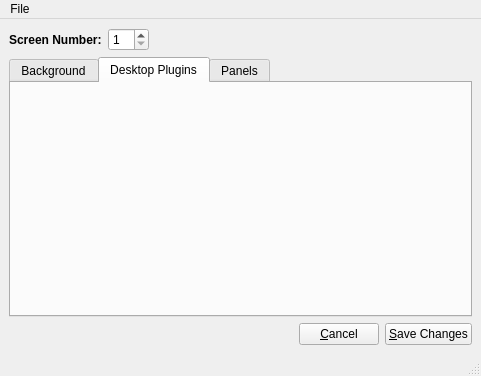
trueos/pcbsd, file lumina/lumina-config/mainUI.ui: the form before one commit.
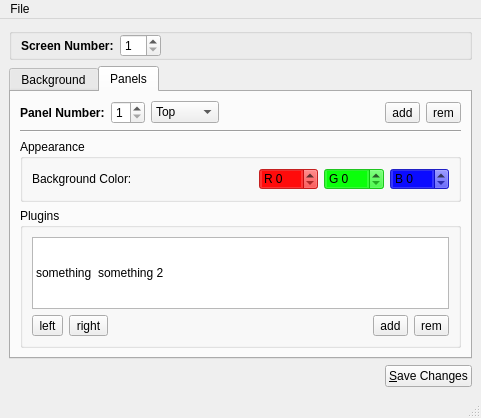
The form after the commit. The open tabs and pages were chosen to show the change.

Commit message: Update lumina-config a bit: The toolbar tab is all put together in the UI now, but it still needs a few buttons and backend settings usage before it is finished

```diff
--- a/lumina/lumina-config/mainUI.ui
+++ b/lumina/lumina-config/mainUI.ui
@@ -19,41 +19,52 @@
   <widget class="QWidget" name="centralwidget">
    <layout class="QVBoxLayout" name="verticalLayout">
     <item>
-     <layout class="QHBoxLayout" name="horizontalLayout_2">
-      <item>
-       <widget class="QLabel" name="label_screen">
-        <property name="font">
-         <font>
-          <weight>75</weight>
-          <bold>true</bold>
-         </font>
-        </property>
-        <property name="text">
-         <string>Screen Number:</string>
-        </property>
-       </widget>
-      </item>
-      <item>
-       <widget class="QSpinBox" name="spin_screen">
-        <property name="minimum">
-         <number>1</number>
-        </property>
-       </widget>
-      </item>
-      <item>
-       <spacer name="horizontalSpacer_2">
-        <property name="orientation">
-         <enum>Qt::Horizontal</enum>
-        </property>
-        <property name="sizeHint" stdset="0">
-         <size>
-          <width>40</width>
-          <height>20</height>
-         </size>
-        </property>
-       </spacer>
-      </item>
-     </layout>
+     <widget class="QGroupBox" name="group_screen">
+      <property name="title">
+       <string/>
+      </property>
+      <layout class="QHBoxLayout" name="horizontalLayout_7">
+       <property name="topMargin">
+        <number>0</number>
+       </property>
+       <property name="bottomMargin">
+        <number>0</number>
+       </property>
+       <item>
+        <widget class="QLabel" name="label_screen">
+         <property name="font">
+          <font>
+           <weight>75</weight>
+           <bold>true</bold>
+          </font>
+         </property>
+         <property name="text">
+          <string>Screen Number:</string>
+         </property>
+        </widget>
+       </item>
+       <item>
+        <widget class="QSpinBox" name="spin_screen">
+         <property name="minimum">
+          <number>1</number>
+         </property>
+        </widget>
+       </item>
+       <item>
+        <spacer name="horizontalSpacer_2">
+         <property name="orientation">
+          <enum>Qt::Horizontal</enum>
+         </property>
+         <property name="sizeHint" stdset="0">
+          <size>
+           <width>40</width>
+           <height>20</height>
+          </size>
+         </property>
+        </spacer>
+       </item>
+      </layout>
+     </widget>
     </item>
     <item>
      <widget class="QTabWidget" name="tabWidget">
@@ -157,15 +168,270 @@
         </item>
        </layout>
       </widget>
-      <widget class="QWidget" name="tab_deskplugins">
-       <attribute name="title">
-        <string>Desktop Plugins</string>
-       </attribute>
-      </widget>
-      <widget class="QWidget" name="tab">
+      <widget class="QWidget" name="tab_toolbar">
        <attribute name="title">
         <string>Panels</string>
        </attribute>
+       <layout class="QVBoxLayout" name="verticalLayout_4">
+        <item>
+         <layout class="QHBoxLayout" name="horizontalLayout_3">
+          <item>
+           <widget class="QLabel" name="label">
+            <property name="font">
+             <font>
+              <weight>75</weight>
+              <bold>true</bold>
+             </font>
+            </property>
+            <property name="text">
+             <string>Panel Number:</string>
+            </property>
+           </widget>
+          </item>
+          <item>
+           <widget class="QSpinBox" name="spinBox">
+            <property name="minimum">
+             <number>1</number>
+            </property>
+            <property name="maximum">
+             <number>2</number>
+            </property>
+           </widget>
+          </item>
+          <item>
+           <widget class="QComboBox" name="comboBox">
+            <property name="sizeAdjustPolicy">
+             <enum>QComboBox::AdjustToContentsOnFirstShow</enum>
+            </property>
+            <item>
+             <property name="text">
+              <string>Top</string>
+             </property>
+            </item>
+            <item>
+             <property name="text">
+              <string>Bottom</string>
+             </property>
+            </item>
+           </widget>
+          </item>
+          <item>
+           <spacer name="horizontalSpacer_4">
+            <property name="orientation">
+             <enum>Qt::Horizontal</enum>
+            </property>
+            <property name="sizeHint" stdset="0">
+             <size>
+              <width>40</width>
+              <height>20</height>
+             </size>
+            </property>
+           </spacer>
+          </item>
+          <item>
+           <widget class="QToolButton" name="tool_tb_addpanel">
+            <property name="text">
+             <string notr="true">add</string>
+            </property>
+            <property name="iconSize">
+             <size>
+              <width>20</width>
+              <height>20</height>
+             </size>
+            </property>
+           </widget>
+          </item>
+          <item>
+           <widget class="QToolButton" name="tool_tb_rmpanel">
+            <property name="text">
+             <string notr="true">rem</string>
+            </property>
+            <property name="iconSize">
+             <size>
+              <width>20</width>
+              <height>20</height>
+             </size>
+            </property>
+           </widget>
+          </item>
+         </layout>
+        </item>
+        <item>
+         <widget class="Line" name="line">
+          <property name="orientation">
+           <enum>Qt::Horizontal</enum>
+          </property>
+         </widget>
+        </item>
+        <item>
+         <widget class="QGroupBox" name="groupBox_2">
+          <property name="title">
+           <string>Appearance</string>
+          </property>
+          <layout class="QHBoxLayout" name="horizontalLayout_5">
+           <item>
+            <widget class="QLabel" name="label_tb_color">
+             <property name="sizePolicy">
+              <sizepolicy hsizetype="Expanding" vsizetype="Preferred">
+               <horstretch>0</horstretch>
+               <verstretch>0</verstretch>
+              </sizepolicy>
+             </property>
+             <property name="text">
+              <string>Background Color:</string>
+             </property>
+            </widget>
+           </item>
+           <item>
+            <widget class="QSpinBox" name="spin_tb_R">
+             <property name="styleSheet">
+              <string notr="true">background: rgba(255,0,0,200);</string>
+             </property>
+             <property name="suffix">
+              <string/>
+             </property>
+             <property name="prefix">
+              <string>R </string>
+             </property>
+             <property name="maximum">
+              <number>255</number>
+             </property>
+            </widget>
+           </item>
+           <item>
+            <widget class="QSpinBox" name="spin_tb_G">
+             <property name="styleSheet">
+              <string notr="true">background: rgba(0,255,0,200);</string>
+             </property>
+             <property name="prefix">
+              <string>G </string>
+             </property>
+             <property name="maximum">
+              <number>255</number>
+             </property>
+            </widget>
+           </item>
+           <item>
+            <widget class="QSpinBox" name="spin_tb_B">
+             <property name="styleSheet">
+              <string notr="true">background: rgba(0,0,255,200);</string>
+             </property>
+             <property name="prefix">
+              <string>B </string>
+             </property>
+             <property name="maximum">
+              <number>255</number>
+             </property>
+            </widget>
+           </item>
+          </layout>
+         </widget>
+        </item>
+        <item>
+         <widget class="QGroupBox" name="groupBox">
+          <property name="title">
+           <string>Plugins</string>
+          </property>
+          <layout class="QVBoxLayout" name="verticalLayout_5">
+           <item>
+            <widget class="QListWidget" name="list_tb_plugins">
+             <property name="flow">
+              <enum>QListView::LeftToRight</enum>
+             </property>
+             <property name="viewMode">
+              <enum>QListView::ListMode</enum>
+             </property>
+             <item>
+              <property name="text">
+               <string>something</string>
+              </property>
+             </item>
+             <item>
+              <property name="text">
+               <string>something 2</string>
+              </property>
+             </item>
+            </widget>
+           </item>
+           <item>
+            <layout class="QHBoxLayout" name="horizontalLayout_6">
+             <item>
+              <widget class="QToolButton" name="tool_tb_leftplugin">
+               <property name="toolTip">
+                <string>Move the selected plugin to the left</string>
+               </property>
+               <property name="text">
+                <string notr="true">left</string>
+               </property>
+               <property name="iconSize">
+                <size>
+                 <width>20</width>
+                 <height>20</height>
+                </size>
+               </property>
+              </widget>
+             </item>
+             <item>
+              <widget class="QToolButton" name="tool_tb_rightplugin">
+               <property name="toolTip">
+                <string>Move the selected plugin to the right</string>
+               </property>
+               <property name="text">
+                <string notr="true">right</string>
+               </property>
+               <property name="iconSize">
+                <size>
+                 <width>20</width>
+                 <height>20</height>
+                </size>
+               </property>
+              </widget>
+             </item>
+             <item>
+              <spacer name="horizontalSpacer_5">
+               <property name="orientation">
+                <enum>Qt::Horizontal</enum>
+               </property>
+               <property name="sizeHint" stdset="0">
+                <size>
+                 <width>40</width>
+                 <height>20</height>
+                </size>
+               </property>
+              </spacer>
+             </item>
+             <item>
+              <widget class="QToolButton" name="tool_tb_addplugin">
+               <property name="text">
+                <string notr="true">add</string>
+               </property>
+               <property name="iconSize">
+                <size>
+                 <width>20</width>
+                 <height>20</height>
+                </size>
+               </property>
+              </widget>
+             </item>
+             <item>
+              <widget class="QToolButton" name="tool_tb_rmplugin">
+               <property name="text">
+                <string notr="true">rem</string>
+               </property>
+               <property name="iconSize">
+                <size>
+                 <width>20</width>
+                 <height>20</height>
+                </size>
+               </property>
+              </widget>
+             </item>
+            </layout>
+           </item>
+          </layout>
+         </widget>
+        </item>
+       </layout>
       </widget>
      </widget>
     </item>
@@ -184,13 +450,6 @@
         </property>
        </spacer>
       </item>
-      <item>
-       <widget class="QPushButton" name="push_cancel">
-        <property name="text">
-         <string>&amp;Cancel</string>
-        </property>
-       </widget>
-      </item>
       <item>
        <widget class="QPushButton" name="push_save">
         <property name="text">
```
Left out of the diff: 20 changed lines with no effect on the pictures. The commit also changes 2 other files.
